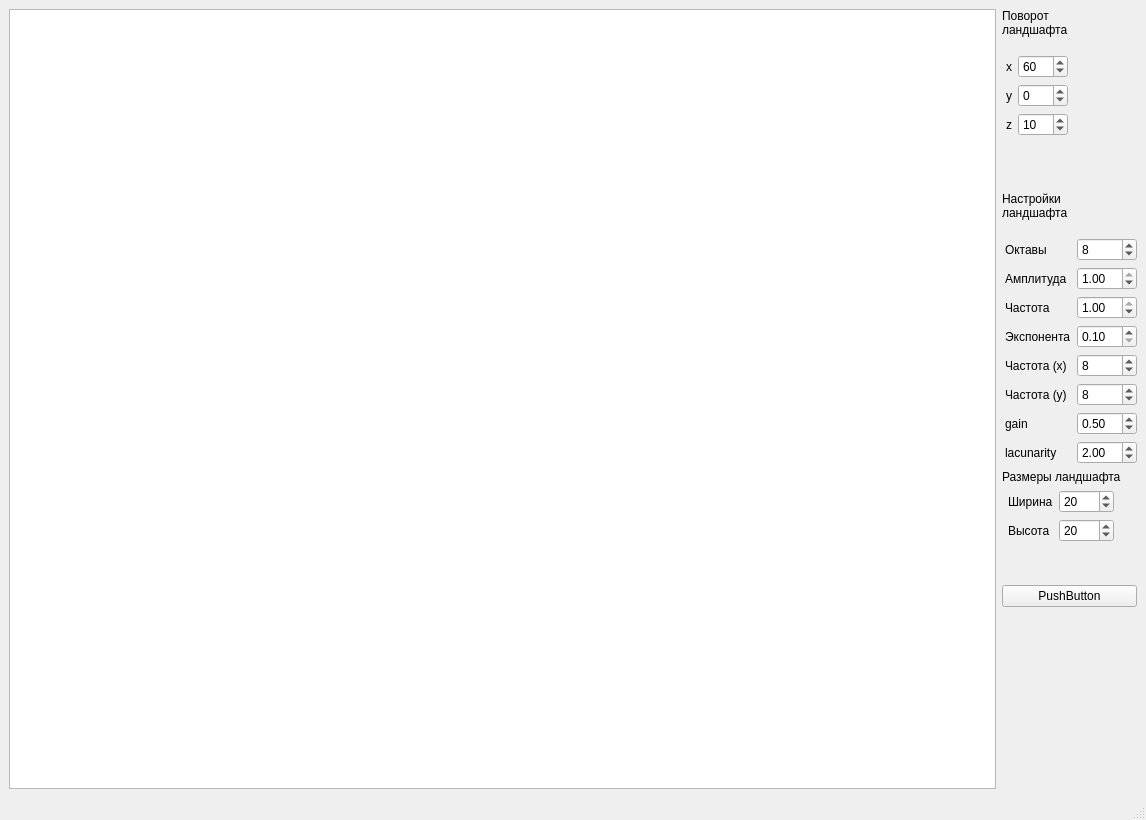
First picture: the form in cg_course/interface/mainwindow.ui, repository leontartykov/terrain_cg_course_project, before the edit.
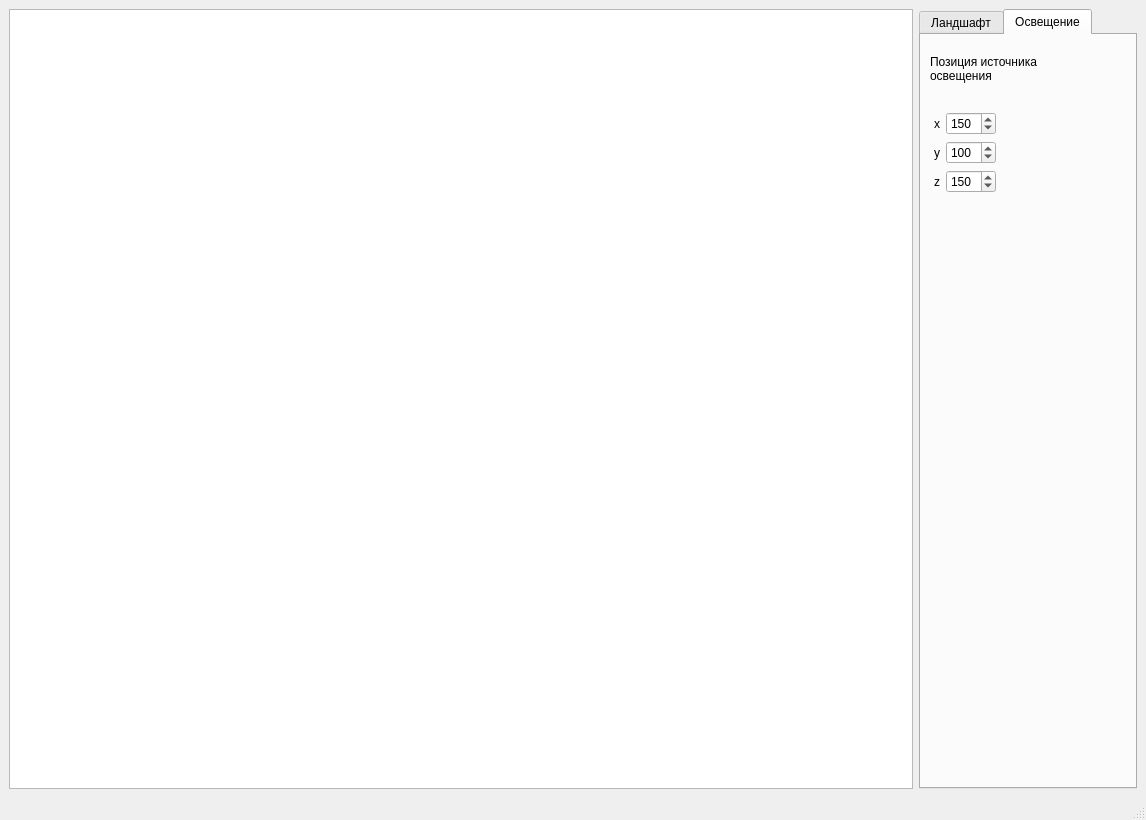
Second picture: the form after the edit. The open tabs and pages were chosen to show the change.

What changed in the file:
```diff
--- a/cg_course/interface/mainwindow.ui
+++ b/cg_course/interface/mainwindow.ui
@@ -49,6 +49,40 @@
     <item>
      <layout class="QVBoxLayout" name="verticalLayout">
       <item>
+       <widget class="QTabWidget" name="tabWidget">
+        <property name="minimumSize">
+         <size>
+          <width>218</width>
+          <height>0</height>
+         </size>
+        </property>
+        <property name="maximumSize">
+         <size>
+          <width>218</width>
+          <height>16777215</height>
+         </size>
+        </property>
+        <property name="currentIndex">
+         <number>0</number>
+        </property>
+        <widget class="QWidget" name="tab">
+         <property name="minimumSize">
+          <size>
+           <width>220</width>
+           <height>0</height>
+          </size>
+         </property>
+         <property name="maximumSize">
+          <size>
+           <width>220</width>
+           <height>16777215</height>
+          </size>
+         </property>
+         <attribute name="title">
+          <string>Ландшафт</string>
+         </attribute>
+         <layout class="QVBoxLayout" name="verticalLayout_2">
+          <item>
        <widget class="QLabel" name="label">
         <property name="maximumSize">
          <size>
@@ -218,6 +252,12 @@
         </item>
         <item row="0" column="1">
          <widget class="QSpinBox" name="spinbox_octaves">
+              <property name="maximumSize">
+               <size>
+                <width>60</width>
+                <height>16777215</height>
+               </size>
+              </property>
           <property name="minimum">
            <number>1</number>
           </property>
@@ -337,6 +377,12 @@
         </item>
         <item row="4" column="1">
          <widget class="QSpinBox" name="spinbox_frequency_x">
+              <property name="maximumSize">
+               <size>
+                <width>60</width>
+                <height>16777215</height>
+               </size>
+              </property>
           <property name="minimum">
            <number>1</number>
           </property>
@@ -415,6 +461,12 @@
         </item>
         <item row="5" column="1">
          <widget class="QSpinBox" name="spinbox_frequency_y">
+              <property name="maximumSize">
+               <size>
+                <width>60</width>
+                <height>16777215</height>
+               </size>
+              </property>
           <property name="minimum">
            <number>1</number>
           </property>
@@ -478,6 +530,12 @@
         </item>
         <item row="1" column="1">
          <widget class="QSpinBox" name="spinbox_height_landscape">
+              <property name="maximumSize">
+               <size>
+                <width>60</width>
+                <height>16777215</height>
+               </size>
+              </property>
           <property name="minimum">
            <number>5</number>
           </property>
@@ -486,27 +544,163 @@
           </property>
          </widget>
         </item>
-       </layout>
-      </item>
+            <item row="1" column="0">
+             <widget class="QLabel" name="label_16">
+              <property name="text">
+               <string>Высота</string>
+              </property>
+             </widget>
+            </item>
+           </layout>
+          </item>
+         </layout>
+        </widget>
+        <widget class="QWidget" name="tab_2">
+         <property name="minimumSize">
+          <size>
+           <width>220</width>
+           <height>0</height>
+          </size>
+         </property>
+         <property name="maximumSize">
+          <size>
+           <width>220</width>
+           <height>16777215</height>
+          </size>
+         </property>
+         <attribute name="title">
+          <string>Освещение</string>
+         </attribute>
+         <layout class="QVBoxLayout" name="verticalLayout_3">
       <item>
-       <widget class="QPushButton" name="pushButton">
+           <widget class="QLabel" name="label_23">
+            <property name="maximumSize">
+             <size>
+              <width>16777215</width>
+              <height>50</height>
+             </size>
+            </property>
         <property name="text">
-         <string>PushButton</string>
+             <string>Позиция источника
+освещения</string>
         </property>
        </widget>
       </item>
       <item>
-       <spacer name="verticalSpacer">
-        <property name="orientation">
-         <enum>Qt::Vertical</enum>
-        </property>
-        <property name="sizeHint" stdset="0">
+           <layout class="QFormLayout" name="formLayout_5">
+            <property name="leftMargin">
+             <number>4</number>
+            </property>
+            <property name="topMargin">
+             <number>12</number>
+            </property>
+            <property name="rightMargin">
+             <number>0</number>
+            </property>
+            <item row="0" column="0">
+             <widget class="QLabel" name="label_20">
+              <property name="text">
+               <string>x</string>
+              </property>
+             </widget>
+            </item>
+            <item row="0" column="1">
+             <widget class="QSpinBox" name="spinbox_light_position_x">
+              <property name="minimumSize">
          <size>
-          <width>20</width>
-          <height>40</height>
-         </size>
-        </property>
-       </spacer>
+                <width>50</width>
+                <height>0</height>
+               </size>
+              </property>
+              <property name="maximumSize">
+               <size>
+                <width>50</width>
+                <height>16777215</height>
+               </size>
+              </property>
+              <property name="minimum">
+               <number>1</number>
+              </property>
+              <property name="maximum">
+               <number>1000</number>
+              </property>
+              <property name="singleStep">
+               <number>1</number>
+              </property>
+              <property name="value">
+               <number>150</number>
+              </property>
+             </widget>
+            </item>
+            <item row="1" column="0">
+             <widget class="QLabel" name="label_21">
+              <property name="text">
+               <string>y</string>
+              </property>
+             </widget>
+            </item>
+            <item row="1" column="1">
+             <widget class="QSpinBox" name="spinbox_light_position_y">
+              <property name="minimumSize">
+               <size>
+                <width>50</width>
+                <height>0</height>
+               </size>
+              </property>
+              <property name="maximumSize">
+               <size>
+                <width>50</width>
+                <height>16777215</height>
+               </size>
+              </property>
+              <property name="minimum">
+               <number>1</number>
+              </property>
+              <property name="maximum">
+               <number>1000</number>
+              </property>
+              <property name="value">
+               <number>100</number>
+              </property>
+             </widget>
+            </item>
+            <item row="2" column="0">
+             <widget class="QLabel" name="label_22">
+              <property name="text">
+               <string>z</string>
+              </property>
+             </widget>
+            </item>
+            <item row="2" column="1">
+             <widget class="QSpinBox" name="spinbox_light_position_z">
+              <property name="minimumSize">
+               <size>
+                <width>50</width>
+                <height>0</height>
+               </size>
+              </property>
+              <property name="maximumSize">
+               <size>
+                <width>50</width>
+                <height>50</height>
+               </size>
+              </property>
+              <property name="minimum">
+               <number>1</number>
+              </property>
+              <property name="maximum">
+               <number>1000</number>
+              </property>
+              <property name="value">
+               <number>150</number>
+              </property>
+             </widget>
+            </item>
+           </layout>
+          </item>
+         </layout>
+        </widget>
+       </widget>
       </item>
      </layout>
     </item>
```
Left out of the diff: 7 changed lines with no effect on the pictures. Lines whose indentation alone changed are shown as unchanged.
